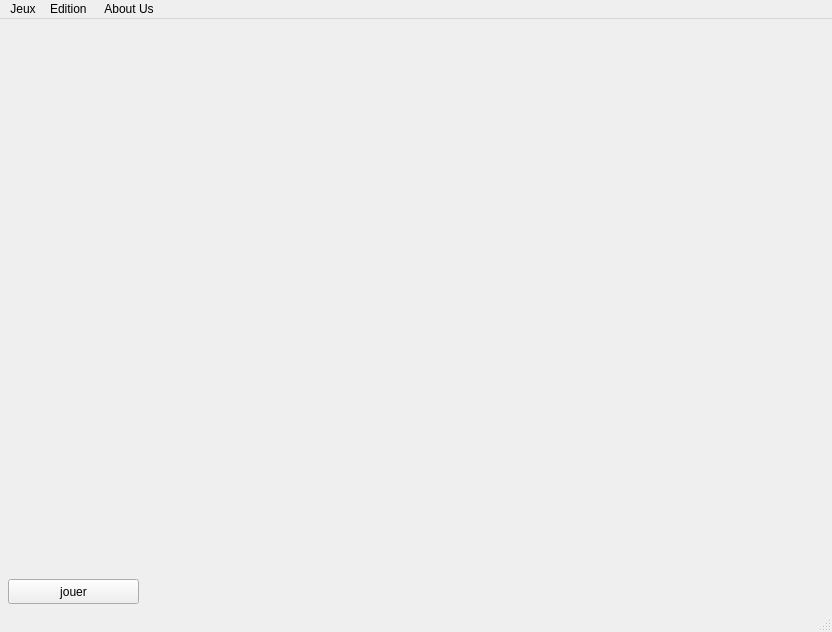
teriterance/projetinfo, file consoleApp/Jeux.ui: the form before one commit.
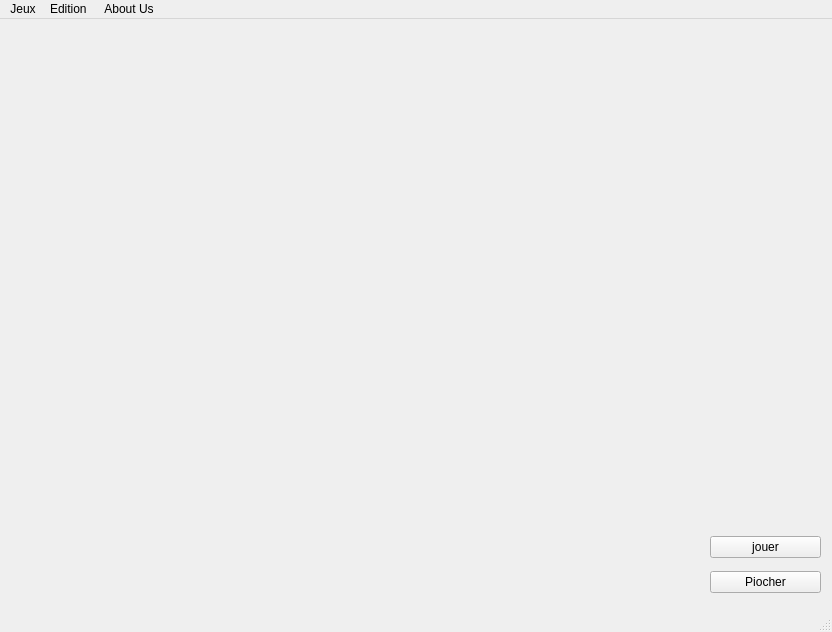
The form after the commit. Icons and pictures are not drawn.

Commit message: le jeux fonctionne partiellement il faudrais le terminer

The edit to the form file:
```diff
--- a/consoleApp/Jeux.ui
+++ b/consoleApp/Jeux.ui
@@ -68,10 +68,10 @@
     <widget class="QWidget" name="joueur1" native="true">
      <property name="geometry">
       <rect>
-       <x>280</x>
-       <y>520</y>
-       <width>531</width>
-       <height>71</height>
+       <x>140</x>
+       <y>500</y>
+       <width>571</width>
+       <height>81</height>
       </rect>
      </property>
     </widget>
@@ -80,27 +80,55 @@
       <rect>
        <x>10</x>
        <y>510</y>
-       <width>161</width>
-       <height>41</height>
-      </rect>
-     </property>
-     <property name="text">
-      <string/>
-     </property>
-    </widget>
-    <widget class="QPushButton" name="ButtonJouer">
-     <property name="geometry">
-      <rect>
-       <x>8</x>
-       <y>560</y>
        <width>131</width>
-       <height>25</height>
+       <height>71</height>
       </rect>
      </property>
      <property name="text">
-      <string>jouer</string>
+      <string/>
      </property>
     </widget>
+    <widget class="QWidget" name="gridLayoutWidget_2">
+     <property name="geometry">
+      <rect>
+       <x>140</x>
+       <y>510</y>
+       <width>571</width>
+       <height>71</height>
+      </rect>
+     </property>
+     <layout class="QGridLayout" name="gridLayout_main">
+      <property name="verticalSpacing">
+       <number>1</number>
+      </property>
+     </layout>
+    </widget>
+    <widget class="QWidget" name="verticalLayoutWidget">
+     <property name="geometry">
+      <rect>
+       <x>710</x>
+       <y>510</y>
+       <width>111</width>
+       <height>71</height>
+      </rect>
+     </property>
+     <layout class="QVBoxLayout" name="verticalLayout_2">
+      <item>
+       <widget class="QPushButton" name="ButtonJouer">
+        <property name="text">
+         <string>jouer</string>
+        </property>
+       </widget>
+      </item>
+      <item>
+       <widget class="QPushButton" name="boutoPiocher">
+        <property name="text">
+         <string>Piocher</string>
+        </property>
+       </widget>
+      </item>
+     </layout>
+    </widget>
    </widget>
   </widget>
   <widget class="QMenuBar" name="menubar">
```
Left out of the diff: 6 changed lines with no effect on the pictures. The commit also changes 3 other files.
